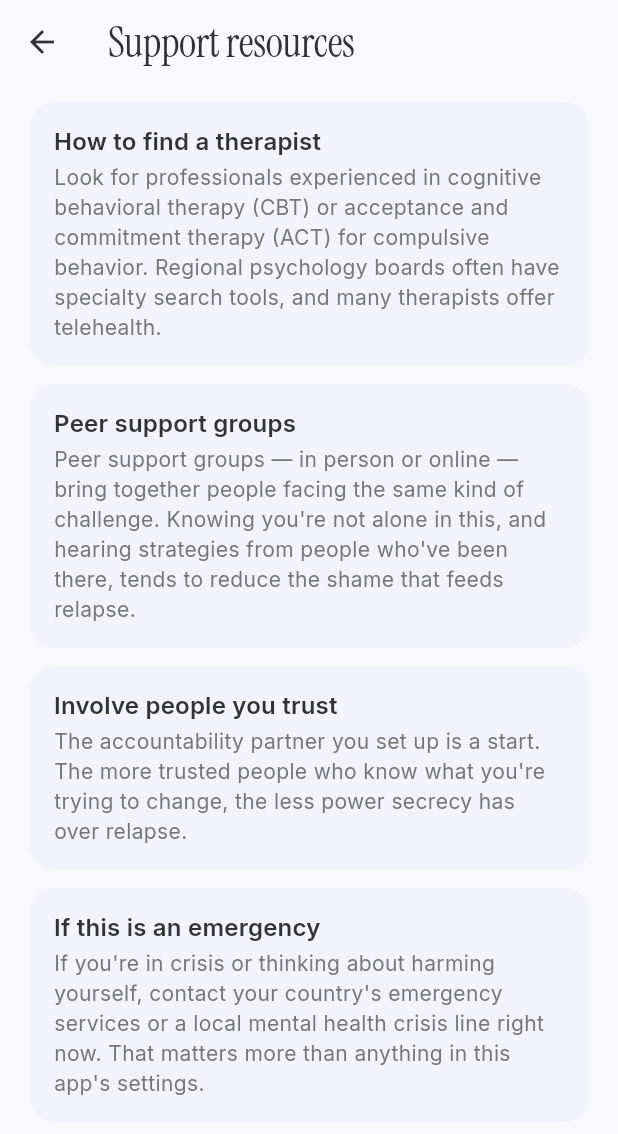
After one commit to ClearGuardAlliance/ClearGuard, a Flutter app: the SupportResourcesView screen opened directly, on a phone screen of 412 x 824 dp. The commit adds this screen. Shown: the top 1134 px of the screen. Run offline on Flutter 3.47's test engine with Material 3 defaults, Android fonts, the phone set to English and light mode, and no system bars; our stand-ins replace flutter_local_notifications, flutter_secure_storage, flutter_timezone, shared_preferences, timezone; accounts and stored records are empty; generated files the repository leaves out were written again.

Commit message:
Add blocklist streak support screens

```diff
--- /dev/null
+++ b/lib/domain/models/support_resource.dart
@@ -0,0 +1,6 @@
+enum SupportResource {
+  findTherapist,
+  peerSupport,
+  involveTrustedPeople,
+  crisisHelp,
+}
--- a/lib/l10n/app_en.arb
+++ b/lib/l10n/app_en.arb
@@ -175,5 +175,36 @@
   "actionChangeRemoteBlocklistUrl": "change the remote block list",
   "actionIncreaseDelay": "increase the change wait time",
   "actionDecreaseDelay": "decrease the change wait time",
-  "actionDeactivateDeviceAdmin": "deactivate the device administrator (allows uninstalling)"
+  "actionDeactivateDeviceAdmin": "deactivate the device administrator (allows uninstalling)",
+
+  "viewBlocklistButton": "View blocked domains",
+  "blocklistViewerTitle": "Blocked domains",
+  "blockedDomainCount": "{count, plural, one{1 domain on the list} other{{count} domains on the list}}",
+  "@blockedDomainCount": {
+    "placeholders": { "count": { "type": "int" } }
+  },
+  "searchDomainsHint": "Search domain",
+  "noDomainsFound": "No domain matches your search.",
+
+  "streakHistoryTitle": "Streak history",
+  "streakCurrentLabel": "Current streak",
+  "streakRecordLabel": "Record",
+  "streakLastDaysTitle": "Last {count} days",
+  "@streakLastDaysTitle": {
+    "placeholders": { "count": { "type": "int" } }
+  },
+  "streakActiveLegend": "Protected",
+  "streakInactiveLegend": "Not protected",
+
+  "supportResourcesCardTitle": "Support resources",
+  "supportResourcesCardBody": "Guidance on professional help, peer support, and what to do in a crisis.",
+  "supportResourcesTitle": "Support resources",
+  "supportFindTherapistTitle": "How to find a therapist",
+  "supportFindTherapistBody": "Look for professionals experienced in cognitive behavioral therapy (CBT) or acceptance and commitment therapy (ACT) for compulsive behavior. Regional psychology boards often have specialty search tools, and many therapists offer telehealth.",
+  "supportPeerSupportTitle": "Peer support groups",
+  "supportPeerSupportBody": "Peer support groups — in person or online — bring together people facing the same kind of challenge. Knowing you're not alone in this, and hearing strategies from people who've been there, tends to reduce the shame that feeds relapse.",
+  "supportInvolveTrustedPeopleTitle": "Involve people you trust",
+  "supportInvolveTrustedPeopleBody": "The accountability partner you set up is a start. The more trusted people who know what you're trying to change, the less power secrecy has over relapse.",
+  "supportCrisisHelpTitle": "If this is an emergency",
+  "supportCrisisHelpBody": "If you're in crisis or thinking about harming yourself, contact your country's emergency services or a local mental health crisis line right now. That matters more than anything in this app's settings."
 }
--- /dev/null
+++ b/lib/ui/features/blocklist/view_models/blocklist_view_model.dart
@@ -0,0 +1,37 @@
+import 'package:clearguard/data/repositories/blocklist_repository.dart';
+import 'package:flutter/foundation.dart';
+
+class BlocklistViewModel extends ChangeNotifier {
+  BlocklistViewModel({required BlocklistRepository blocklistRepository})
+      : _blocklistRepository = blocklistRepository;
+
+  final BlocklistRepository _blocklistRepository;
+
+  List<String> _domains = const [];
+  bool _isLoading = false;
+  String _query = '';
+
+  bool get isLoading => _isLoading;
+  int get totalCount => _domains.length;
+
+  List<String> get filteredDomains {
+    if (_query.isEmpty) return _domains;
+    final needle = _query.toLowerCase();
+    return _domains.where((d) => d.contains(needle)).toList();
+  }
+
+  Future<void> initialize() async {
+    _isLoading = true;
+    notifyListeners();
+
+    _domains = await _blocklistRepository.effectiveBlockedDomains();
+
+    _isLoading = false;
+    notifyListeners();
+  }
+
+  void setQuery(String query) {
+    _query = query;
+    notifyListeners();
+  }
+}
--- /dev/null
+++ b/lib/ui/features/streak_history/view_models/streak_history_view_model.dart
@@ -0,0 +1,29 @@
+import 'package:clearguard/data/repositories/protection_streak_repository.dart';
+import 'package:clearguard/domain/models/protection_streak.dart';
+import 'package:flutter/foundation.dart';
+
+class StreakHistoryViewModel extends ChangeNotifier {
+  StreakHistoryViewModel({required ProtectionStreakRepository repository})
+      : _repository = repository;
+
+  final ProtectionStreakRepository _repository;
+
+  Set<DateTime> _activeDays = {};
+  ProtectionStreak? _streak;
+  bool _isLoading = false;
+
+  Set<DateTime> get activeDays => _activeDays;
+  ProtectionStreak? get streak => _streak;
+  bool get isLoading => _isLoading;
+
+  Future<void> initialize() async {
+    _isLoading = true;
+    notifyListeners();
+
+    _activeDays = await _repository.activeDays();
+    _streak = await _repository.current();
+
+    _isLoading = false;
+    notifyListeners();
+  }
+}
--- /dev/null
+++ b/lib/ui/features/support/views/support_resources_view.dart
@@ -0,0 +1,64 @@
+import 'package:clearguard/domain/models/support_resource.dart';
+import 'package:clearguard/l10n/domain_text.dart';
+import 'package:clearguard/l10n/generated/app_localizations.dart';
+import 'package:flutter/material.dart';
+
+class SupportResourcesView extends StatelessWidget {
+  const SupportResourcesView({super.key});
+
+  @override
+  Widget build(BuildContext context) {
+    final l10n = AppLocalizations.of(context)!;
+
+    return Scaffold(
+      appBar: AppBar(title: Text(l10n.supportResourcesTitle)),
+      body: ListView(
+        padding: const EdgeInsets.fromLTRB(20, 12, 20, 32),
+        children: [
+          for (final resource in SupportResource.values)
+            Padding(
+              padding: const EdgeInsets.only(bottom: 12),
+              child: _ResourceCard(resource: resource),
+            ),
+        ],
+      ),
+    );
+  }
+}
+
+class _ResourceCard extends StatelessWidget {
+  const _ResourceCard({required this.resource});
+
+  final SupportResource resource;
+
+  @override
+  Widget build(BuildContext context) {
+    final l10n = AppLocalizations.of(context)!;
+    final scheme = Theme.of(context).colorScheme;
+    final textTheme = Theme.of(context).textTheme;
+
+    return Container(
+      padding: const EdgeInsets.all(16),
+      decoration: BoxDecoration(
+        color: scheme.surfaceContainerLow,
+        borderRadius: BorderRadius.circular(16),
+      ),
+      child: Column(
+        crossAxisAlignment: CrossAxisAlignment.start,
+        children: [
+          Text(
+            resource.title(l10n),
+            style: textTheme.titleMedium?.copyWith(fontWeight: FontWeight.w600),
+          ),
+          const SizedBox(height: 4),
+          Text(
+            resource.body(l10n),
+            style: textTheme.bodyMedium?.copyWith(
+              color: scheme.onSurfaceVariant,
+            ),
+          ),
+        ],
+      ),
+    );
+  }
+}
```
Also changed, not shown: lib/app.dart (+40 -0 lines), lib/data/repositories/protection_streak_repository.dart (+15 -0 lines), lib/l10n/app_pt.arb (+26 -1 lines), lib/l10n/domain_text.dart (+19 -0 lines), lib/ui/features/blocklist/views/blocklist_view.dart (added, +106 -0 lines), lib/ui/features/dashboard/views/dashboard_view.dart (+88 -6 lines), lib/ui/features/settings/views/settings_view.dart (+11 -1 lines), lib/ui/features/streak_history/views/streak_history_view.dart (added, +194 -0 lines), 1 other file.
